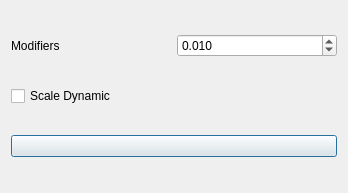
Qt form widgets/shearwall/create_25percent_file.ui (ebrahimraeyat/civilTools) before a commit.
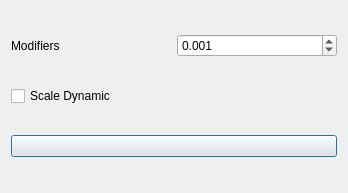
The same form after that commit. Icons and pictures are not drawn.

Commit message: Set modification factor == .001 for 25% shearwall file

Diff of the .ui file:
```diff
--- a/widgets/shearwall/create_25percent_file.ui
+++ b/widgets/shearwall/create_25percent_file.ui
@@ -45,7 +45,7 @@
         <double>0.010000000000000</double>
        </property>
        <property name="value">
-        <double>0.010000000000000</double>
+        <double>0.001000000000000</double>
        </property>
       </widget>
      </item>
```
